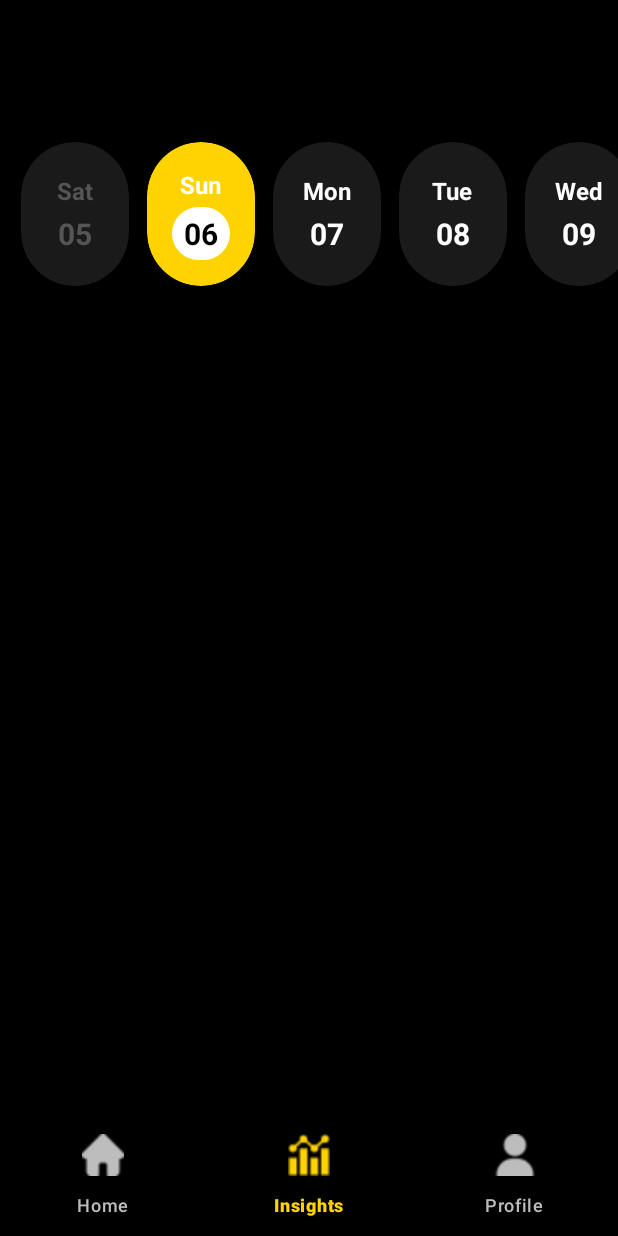
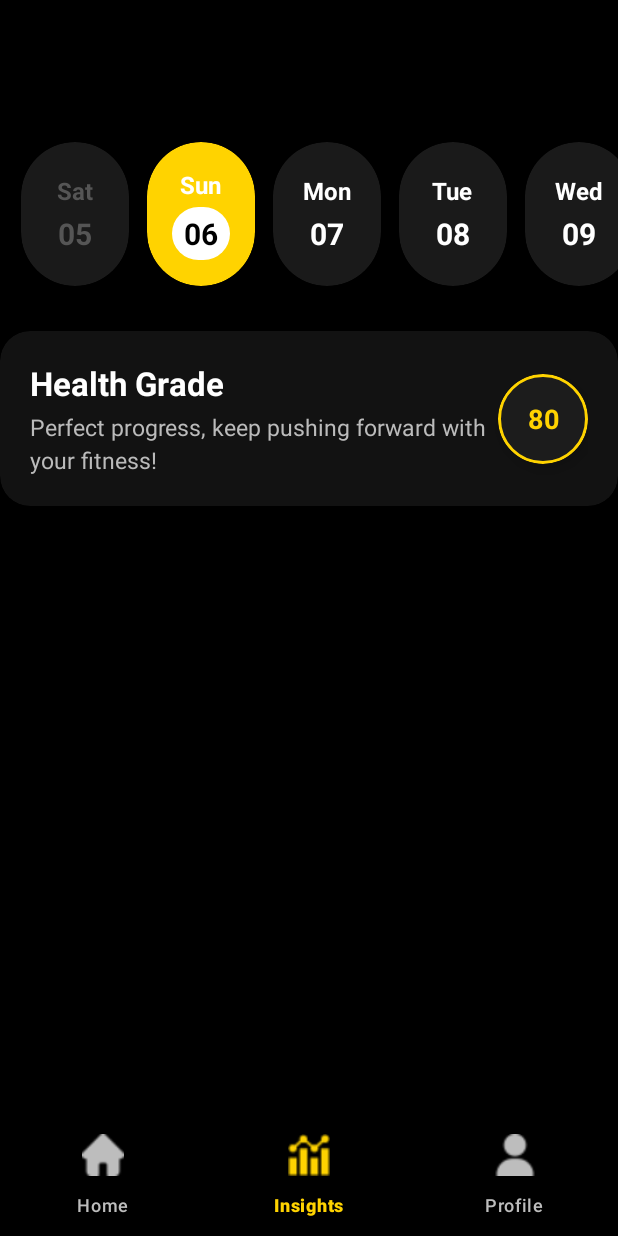
Before and after one commit to gimnakatugampala/MaxfitvipgymAndroidApp, an Android app: the screen it shows after launch (MainActivity), item 2 of the bottom bar chosen, on a phone screen of 412 x 824 dp. Run offline under Robolectric (Android 15) with nearby library versions, the phone set to English and light mode, and no system bars; libraries missing offline, so code that uses them is left out: com.github.mikephil.charting.

Commit message:
insights screen scroll done

```diff
--- /dev/null
+++ b/app/src/main/res/drawable/circle_yellow.xml
@@ -0,0 +1,5 @@
+<shape xmlns:android="http://schemas.android.com/apk/res/android"
+    android:shape="oval">
+    <solid android:color="#000000" />
+    <stroke android:width="3dp" android:color="#FFD300"/>
+</shape>
--- a/app/src/main/res/layout/fragment_insights.xml
+++ b/app/src/main/res/layout/fragment_insights.xml
@@ -8,6 +8,7 @@
     android:background="#000000"
     tools:context=".Fragments.InsightsFragment">
 
+    <!-- Title -->
     <TextView
         android:id="@+id/insights_title"
         android:layout_width="wrap_content"
@@ -21,16 +22,28 @@
         app:layout_constraintEnd_toEndOf="parent"
         android:layout_marginTop="24dp" />
 
+    <!-- Horizontal Date RecyclerView -->
     <androidx.recyclerview.widget.RecyclerView
         android:id="@+id/date_recycler_view"
         android:layout_width="match_parent"
+        android:layout_height="wrap_content"
         android:scrollbars="none"
-        android:layout_height="wrap_content"
         android:padding="8dp"
         android:clipToPadding="false"
-        app:layout_constraintTop_toBottomOf="@+id/insights_title"
+        app:layout_constraintTop_toBottomOf="@id/insights_title"
         app:layout_constraintStart_toStartOf="parent"
         app:layout_constraintEnd_toEndOf="parent"
-        android:layout_marginTop="24dp" />
+        android:layout_marginTop="24dp"
+        tools:listitem="@layout/item_date" />
+
+    <!-- Health Grade Card -->
+    <include
+        android:id="@+id/health_grade_card"
+        layout="@layout/view_health_grade"
+        app:layout_constraintTop_toBottomOf="@id/date_recycler_view"
+
+        android:layout_width="match_parent"
+        android:layout_height="wrap_content"
+        android:layout_marginTop="16dp" />
 
 </androidx.constraintlayout.widget.ConstraintLayout>
--- /dev/null
+++ b/app/src/main/res/layout/view_health_grade.xml
@@ -0,0 +1,74 @@
+<?xml version="1.0" encoding="utf-8"?>
+<androidx.cardview.widget.CardView xmlns:android="http://schemas.android.com/apk/res/android"
+    xmlns:app="http://schemas.android.com/apk/res-auto"
+    android:layout_width="match_parent"
+    android:layout_height="wrap_content"
+    android:layout_marginHorizontal="16dp"
+    android:layout_marginTop="16dp"
+    android:layout_marginBottom="8dp"
+    app:cardCornerRadius="20dp"
+    app:cardElevation="10dp"
+    android:backgroundTint="#121212"
+    app:cardBackgroundColor="#121212">
+
+    <androidx.constraintlayout.widget.ConstraintLayout
+        android:layout_width="match_parent"
+        android:layout_height="wrap_content"
+        android:padding="20dp">
+
+        <!-- Title -->
+        <TextView
+            android:id="@+id/health_title"
+            android:layout_width="0dp"
+            android:layout_height="wrap_content"
+            android:text="Health Grade"
+            android:textColor="#FFFFFF"
+            android:textStyle="bold"
+            android:textSize="22sp"
+            app:layout_constraintTop_toTopOf="parent"
+            app:layout_constraintStart_toStartOf="parent"
+            app:layout_constraintEnd_toStartOf="@id/health_score_circle"
+            app:layout_constraintHorizontal_bias="0" />
+
+        <!-- Subtitle -->
+        <TextView
+            android:id="@+id/health_subtitle"
+            android:layout_width="0dp"
+            android:layout_height="wrap_content"
+            android:text="Perfect progress, keep pushing forward with your fitness!"
+            android:textColor="#BBBBBB"
+            android:textSize="15sp"
+            android:lineSpacingExtra="4dp"
+            app:layout_constraintTop_toBottomOf="@id/health_title"
+            app:layout_constraintStart_toStartOf="parent"
+            app:layout_constraintEnd_toStartOf="@id/health_score_circle"
+            app:layout_constraintBottom_toBottomOf="parent"
+            android:paddingTop="4dp" />
+
+        <!-- Circle Score -->
+        <com.google.android.material.card.MaterialCardView
+            android:id="@+id/health_score_circle"
+            android:layout_width="60dp"
+            android:layout_height="60dp"
+            android:layout_marginStart="12dp"
+            app:cardCornerRadius="30dp"
+            app:cardElevation="6dp"
+            app:strokeWidth="2dp"
+            app:strokeColor="#FFD300"
+            app:cardBackgroundColor="#1C1C1C"
+            app:layout_constraintEnd_toEndOf="parent"
+            app:layout_constraintTop_toTopOf="parent"
+            app:layout_constraintBottom_toBottomOf="parent">
+
+            <TextView
+                android:layout_width="match_parent"
+                android:layout_height="match_parent"
+                android:gravity="center"
+                android:text="80"
+                android:textColor="#FFD300"
+                android:textStyle="bold"
+                android:textSize="18sp" />
+        </com.google.android.material.card.MaterialCardView>
+
+    </androidx.constraintlayout.widget.ConstraintLayout>
+</androidx.cardview.widget.CardView>
```
